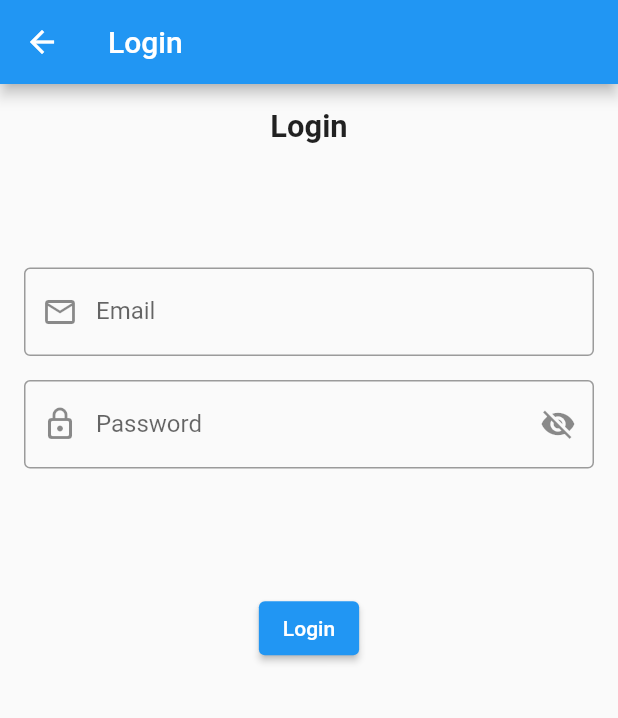
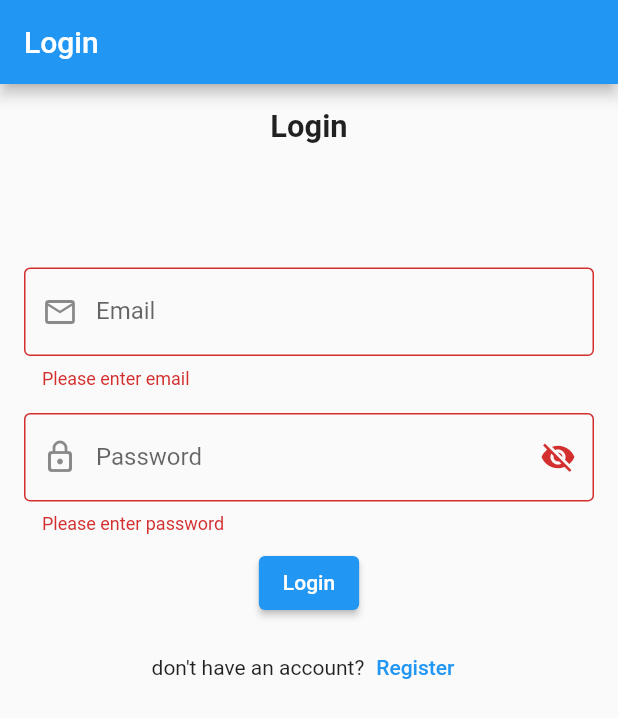
Before and after one commit to Omaar-Mohamed/Social_firebase, a Flutter app: the screen it shows after launch, after a tap on "Login", on a phone screen of 412 x 824 dp. Shown: the top 718 px of the screen. Run offline on Flutter 3.47's test engine with Material 2 defaults, Android fonts, the phone set to English and light mode, and no system bars; our stand-ins replace bloc, cloud_firestore, conditional_builder_null_safety, firebase_auth, firebase_core, flutter_bloc and 2 more; accounts and stored records are empty.

Commit message:
remember me

```diff
--- a/lib/main.dart
+++ b/lib/main.dart
@@ -3,6 +3,7 @@
 import 'package:firebase_project_one/layout/home/social_layout.dart';
 import 'package:firebase_project_one/modules/login/login_screen.dart';
 import 'package:firebase_project_one/shared/bloc_observer.dart';
+import 'package:firebase_project_one/shared/network/local/cache_helper(shared_prefrenceds).dart';
 import 'package:flutter/material.dart';
 
 import 'modules/register/register_screen.dart';
@@ -17,19 +18,37 @@
 //       apiKey: 'AIzaSyD-9tSrke72PouQMnMX-a7eZSW0jkFMBWY',
 //     ),
   );
+  await CacheHelper.init();
   Bloc.observer = MyBlocObserver();
-  runApp(const MyApp());
+
+
+  Widget widget;
+  var uId = CacheHelper.getData(key: 'uId');
+  if (uId != null) {
+    widget= SocialLayout();
+  } else {
+    widget= LoginScreen();
+  }
+
+
+  runApp( MyApp(
+       startWidget: widget,
+  ));
 }
 
 class MyApp extends StatelessWidget {
-  const MyApp({super.key});
+  final Widget startWidget;
+   MyApp({
+     super.key,
+     required this.startWidget
+   });
 
   // This widget is the root of your application.
   @override
   Widget build(BuildContext context) {
     return MaterialApp(
       debugShowCheckedModeBanner: false,
-      home: RegisterScreen(),
+      home: startWidget,
     );
   }
 }
--- a/lib/modules/cubit/app_cubit.dart
+++ b/lib/modules/cubit/app_cubit.dart
@@ -55,7 +55,7 @@
     FirebaseAuth.instance
         .signInWithEmailAndPassword(email: email, password: password)
         .then((value) {
-      emit(LoginSuccessState());
+      emit(LoginSuccessState(value.user!.uid));
       print(value.user!.email);
       print(value.user!.uid);
     }
--- a/lib/modules/cubit/app_states.dart
+++ b/lib/modules/cubit/app_states.dart
@@ -1,7 +1,10 @@
 abstract class AppStates {}
 class LoginInitialState extends AppStates{}
 class LoginLoadingState extends AppStates{}
-class LoginSuccessState extends AppStates{}
+class LoginSuccessState extends AppStates{
+  final String uId;
+  LoginSuccessState(this.uId);
+}
 class LoginErrorState extends AppStates{
   final String error;
   LoginErrorState(this.error);
--- a/lib/modules/login/login_screen.dart
+++ b/lib/modules/login/login_screen.dart
@@ -1,10 +1,13 @@
 import 'package:conditional_builder_null_safety/conditional_builder_null_safety.dart';
+import 'package:firebase_project_one/layout/home/social_layout.dart';
+import 'package:firebase_project_one/shared/network/local/cache_helper(shared_prefrenceds).dart';
 import 'package:flutter/material.dart';
 import 'package:flutter_bloc/flutter_bloc.dart';
 import 'package:fluttertoast/fluttertoast.dart';
 
 import '../cubit/app_cubit.dart';
 import '../cubit/app_states.dart';
+import '../register/register_screen.dart';
 
 class LoginScreen extends StatefulWidget {
   @override
@@ -35,6 +38,19 @@
                 backgroundColor: Colors.red,
                 textColor: Colors.white,
                 fontSize: 16.0);
+          }
+          if(state is LoginSuccessState){
+            Fluttertoast.showToast(
+                msg: 'Login Success',
+                toastLength: Toast.LENGTH_LONG,
+                gravity: ToastGravity.BOTTOM,
+                timeInSecForIosWeb: 5,
+                backgroundColor: Colors.green,
+                textColor: Colors.white,
+                fontSize: 16.0);
+            CacheHelper.saveData(key: 'uId', value: state.uId).then((value) {
+              Navigator.pushReplacement(context, MaterialPageRoute(builder:(context)=> SocialLayout()));
+            });
           }
         },
         builder: (BuildContext context, Object? state) {
@@ -116,7 +132,7 @@
                               },
                             )),
                       ),
-                      SizedBox(height: MediaQuery.of(context).size.height * 0.1),
+                      SizedBox(height: MediaQuery.of(context).size.height * 0.01),
                       ConditionalBuilder(
                         condition: state is! LoginLoadingState,
                         builder: (BuildContext context) { return ElevatedButton(
@@ -134,6 +150,22 @@
                         fallback: (BuildContext context) { return Center(child: CircularProgressIndicator(),);  },
 
                       ),
+                      SizedBox(height: MediaQuery.of(context).size.height * 0.01),
+                      Row(
+                        mainAxisAlignment: MainAxisAlignment.center,
+                        children: [
+                          Text('don\'t have an account?'),
+                          TextButton(
+                            onPressed: () {
+                              Navigator.push(context, MaterialPageRoute(builder: (context) => RegisterScreen()
+                              ),
+                              );
+
+                            },
+                            child: Text('Register'),
+                          ),
+                        ],
+                      ),
                     ],
                   ),
                 ),
```
Also changed, not shown: lib/shared/components/componenets.dart (line endings or trailing spaces).
